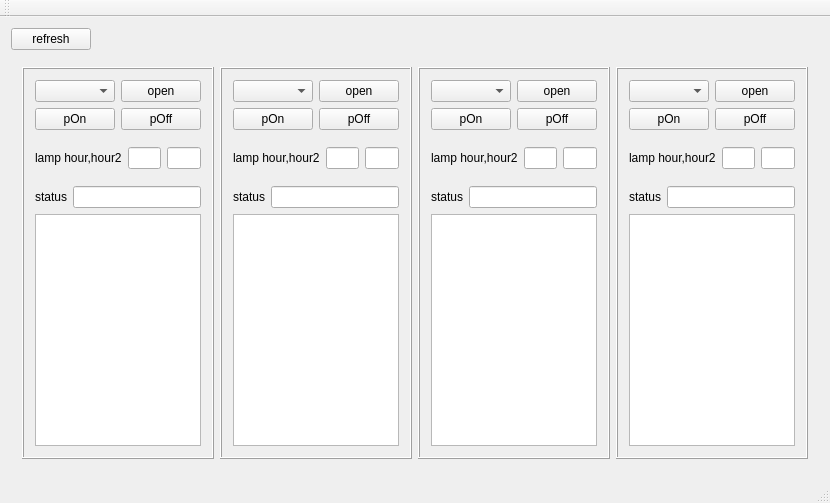
Before: the Qt Designer form mainwindow.ui in baradoid/polden-projector-desktop-ctrl, drawn with Qt 5.
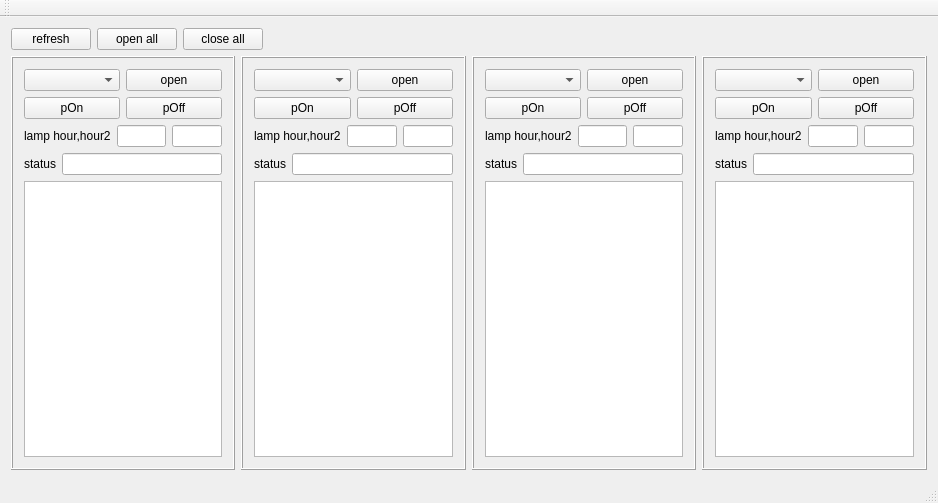
After: the same form once the commit is applied.

Commit message: правки

The edit to the form file:
```diff
--- a/mainwindow.ui
+++ b/mainwindow.ui
@@ -6,7 +6,7 @@
    <rect>
     <x>0</x>
     <y>0</y>
-    <width>671</width>
+    <width>938</width>
     <height>503</height>
    </rect>
   </property>
@@ -15,6 +15,21 @@
   </property>
   <widget class="QWidget" name="centralWidget">
    <layout class="QVBoxLayout" name="verticalLayout_5">
+    <item alignment="Qt::AlignLeft">
+     <widget class="QWidget" name="widget_18" native="true">
+      <layout class="QHBoxLayout" name="horizontalLayout_18">
+       <property name="leftMargin">
+        <number>0</number>
+       </property>
+       <property name="topMargin">
+        <number>0</number>
+       </property>
+       <property name="rightMargin">
+        <number>0</number>
+       </property>
+       <property name="bottomMargin">
+        <number>0</number>
+       </property>
     <item>
      <widget class="QPushButton" name="pushButton_refreshCom">
       <property name="maximumSize">
@@ -29,8 +44,37 @@
      </widget>
     </item>
     <item>
+        <widget class="QPushButton" name="pushButtonOpenAll">
+         <property name="text">
+          <string>open all</string>
+         </property>
+        </widget>
+       </item>
+       <item>
+        <widget class="QPushButton" name="pushButtonCloseAll">
+         <property name="text">
+          <string>close all</string>
+         </property>
+        </widget>
+       </item>
+      </layout>
+     </widget>
+    </item>
+    <item>
      <widget class="QWidget" name="widget" native="true">
       <layout class="QHBoxLayout" name="horizontalLayout">
+       <property name="leftMargin">
+        <number>0</number>
+       </property>
+       <property name="topMargin">
+        <number>0</number>
+       </property>
+       <property name="rightMargin">
+        <number>0</number>
+       </property>
+       <property name="bottomMargin">
+        <number>0</number>
+       </property>
        <item>
         <widget class="QFrame" name="frame_2">
          <property name="frameShape">
@@ -106,9 +150,15 @@
              <property name="leftMargin">
               <number>0</number>
              </property>
+             <property name="topMargin">
+              <number>0</number>
+             </property>
              <property name="rightMargin">
               <number>0</number>
              </property>
+             <property name="bottomMargin">
+              <number>0</number>
+             </property>
              <item>
               <widget class="QLabel" name="label">
                <property name="text">
@@ -253,9 +303,15 @@
              <property name="leftMargin">
               <number>0</number>
              </property>
+             <property name="topMargin">
+              <number>0</number>
+             </property>
              <property name="rightMargin">
               <number>0</number>
              </property>
+             <property name="bottomMargin">
+              <number>0</number>
+             </property>
              <item>
               <widget class="QLabel" name="label_2">
                <property name="text">
@@ -400,9 +456,15 @@
              <property name="leftMargin">
               <number>0</number>
              </property>
+             <property name="topMargin">
+              <number>0</number>
+             </property>
              <property name="rightMargin">
               <number>0</number>
              </property>
+             <property name="bottomMargin">
+              <number>0</number>
+             </property>
              <item>
               <widget class="QLabel" name="label_3">
                <property name="text">
@@ -547,9 +609,15 @@
              <property name="leftMargin">
               <number>0</number>
              </property>
+             <property name="topMargin">
+              <number>0</number>
+             </property>
              <property name="rightMargin">
               <number>0</number>
              </property>
+             <property name="bottomMargin">
+              <number>0</number>
+             </property>
              <item>
               <widget class="QLabel" name="label_4">
                <property name="text">
@@ -629,7 +697,7 @@
     <rect>
      <x>0</x>
      <y>0</y>
-     <width>671</width>
+     <width>938</width>
      <height>21</height>
     </rect>
    </property>
```
Lines whose indentation alone changed are shown as unchanged. The commit also changes 2 other files.
